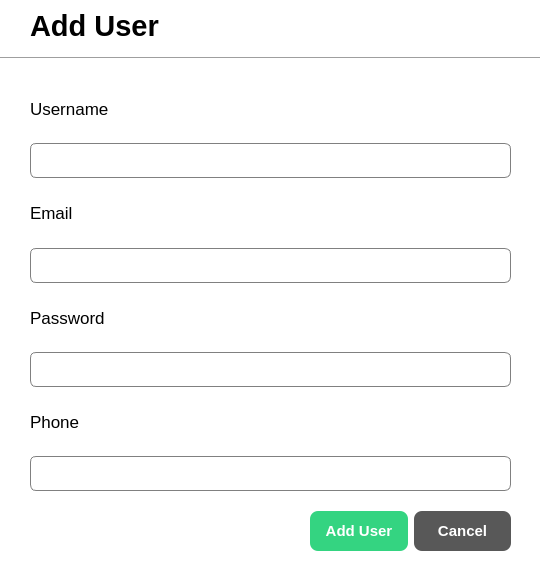
Old version of the form ui/dialogs/UserDialog.ui in the repository agadrian/DIN-PyQt6-Persistencia.
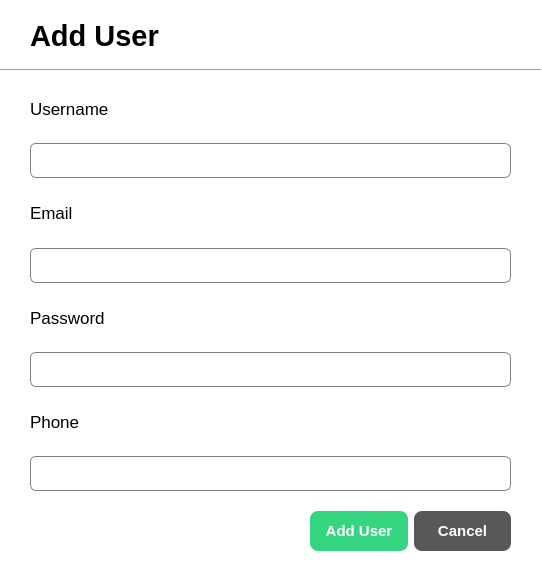
New version of the form.

Diff of the .ui file:
```diff
--- a/ui/dialogs/UserDialog.ui
+++ b/ui/dialogs/UserDialog.ui
@@ -6,7 +6,7 @@
    <rect>
     <x>0</x>
     <y>0</y>
-    <width>540</width>
+    <width>542</width>
     <height>580</height>
    </rect>
   </property>
@@ -27,24 +27,11 @@
 
 </string>
   </property>
-  <widget class="Line" name="line">
-   <property name="geometry">
-    <rect>
-     <x>0</x>
-     <y>50</y>
-     <width>541</width>
-     <height>16</height>
-    </rect>
-   </property>
-   <property name="orientation">
-    <enum>Qt::Orientation::Horizontal</enum>
-   </property>
-  </widget>
   <widget class="QLabel" name="label">
    <property name="geometry">
     <rect>
      <x>30</x>
-     <y>10</y>
+     <y>20</y>
      <width>151</width>
      <height>31</height>
     </rect>
@@ -257,6 +244,19 @@
     </item>
    </layout>
   </widget>
+  <widget class="Line" name="line">
+   <property name="geometry">
+    <rect>
+     <x>0</x>
+     <y>60</y>
+     <width>541</width>
+     <height>20</height>
+    </rect>
+   </property>
+   <property name="orientation">
+    <enum>Qt::Horizontal</enum>
+   </property>
+  </widget>
  </widget>
  <resources/>
  <connections/>
```
